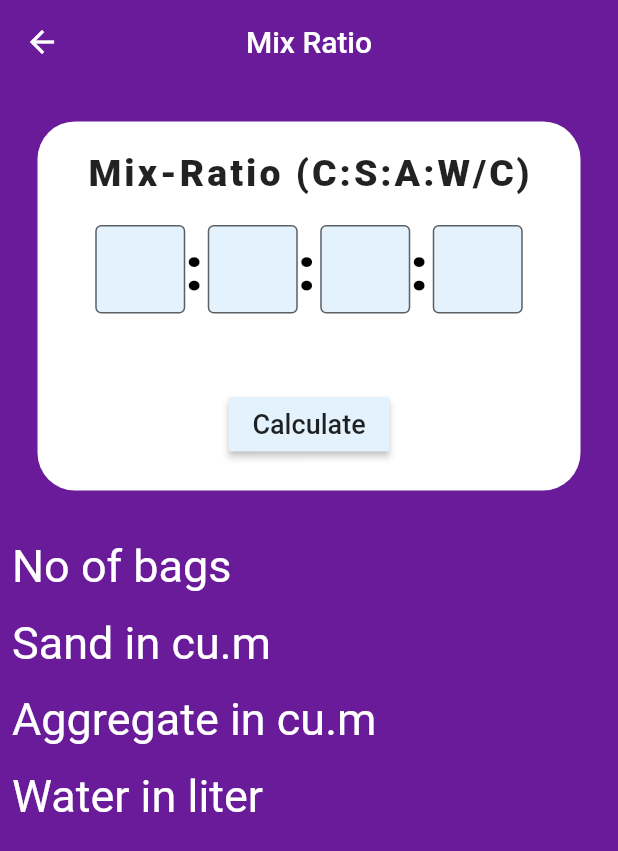
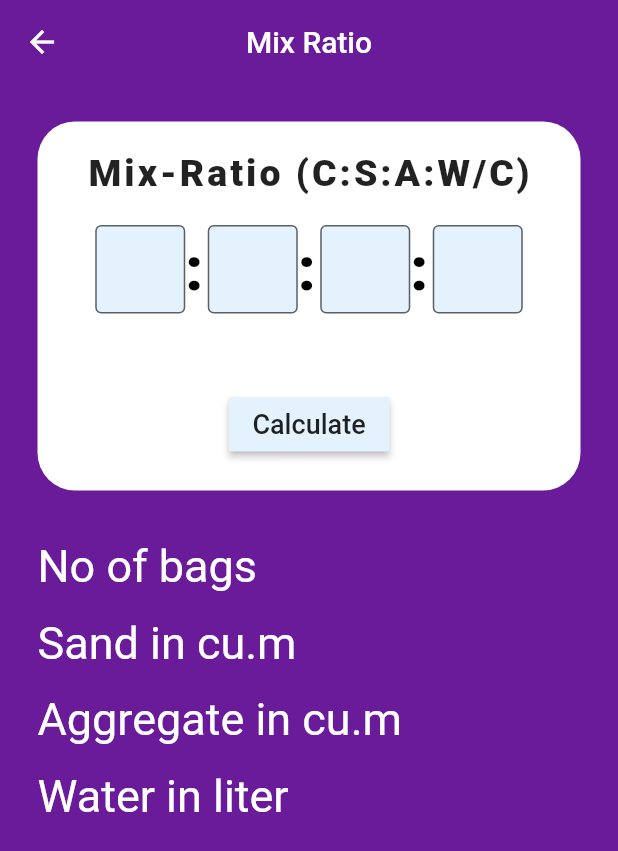
Before and after one commit to TrojanSystem/civil_latest, a Flutter app: the MixRatio screen opened by its route, on a phone screen of 412 x 824 dp. Shown: the top 851 px of the screen. Run offline on Flutter 3.47's test engine with Material 2 defaults, Android fonts, the phone set to English and light mode, and no system bars; our stand-ins replace flutter_slidable, open_file, sqflite; missing offline and left inert: sqlbrite, syncfusion_flutter_pdf; accounts and stored records are empty.

```diff
--- a/lib/mix_ratio/mix_ratio.dart
+++ b/lib/mix_ratio/mix_ratio.dart
@@ -218,7 +218,7 @@ class _MixRatioState extends State<MixRatio> {
               crossAxisAlignment: CrossAxisAlignment.start,
               children: [
                 Padding(
-                  padding: const EdgeInsets.all(8.0),
+                  padding: const EdgeInsets.only(left: 25.0, bottom: 8, top: 8),
                   child: Text(
                     'No of bags ${mixRatio.data[2]}',
                     style: const TextStyle(
@@ -228,7 +228,7 @@ class _MixRatioState extends State<MixRatio> {
                   ),
                 ),
                 Padding(
-                  padding: const EdgeInsets.all(8.0),
+                  padding: const EdgeInsets.only(left: 25.0, bottom: 8, top: 8),
                   child: Text(
                     'Sand in cu.m ${mixRatio.data[3]}',
                     style: const TextStyle(
@@ -238,7 +238,7 @@ class _MixRatioState extends State<MixRatio> {
                   ),
                 ),
                 Padding(
-                  padding: const EdgeInsets.all(8.0),
+                  padding: const EdgeInsets.only(left: 25.0, bottom: 8, top: 8),
                   child: Text(
                     'Aggregate in cu.m ${mixRatio.data[4]}',
                     style: const TextStyle(
@@ -248,7 +248,7 @@ class _MixRatioState extends State<MixRatio> {
                   ),
                 ),
                 Padding(
-                  padding: const EdgeInsets.all(8.0),
+                  padding: const EdgeInsets.only(left: 25.0, bottom: 8, top: 8),
                   child: Text(
                     'Water in liter ${mixRatio.data[5]}',
                     style: const TextStyle(
```
